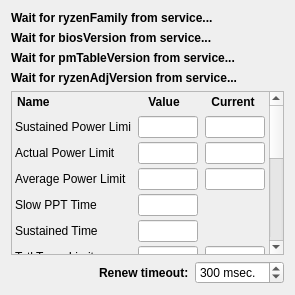
Before: the Qt Designer form CtrlInfoWidget.ui in xodj/RyzenAdjCtrl, drawn with Qt 5.
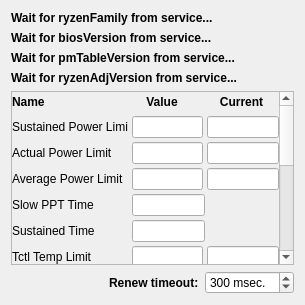
After: the same form once the commit is applied. Custom widgets are drawn as their Qt base class.

```diff
--- a/CtrlInfoWidget.ui
+++ b/CtrlInfoWidget.ui
@@ -6,14 +6,14 @@
    <rect>
     <x>0</x>
     <y>0</y>
-    <width>295</width>
-    <height>295</height>
+    <width>305</width>
+    <height>305</height>
    </rect>
   </property>
   <property name="minimumSize">
    <size>
-    <width>295</width>
-    <height>295</height>
+    <width>305</width>
+    <height>305</height>
    </size>
   </property>
   <property name="windowTitle">
@@ -92,8 +92,8 @@
        <rect>
         <x>0</x>
         <y>0</y>
-        <width>258</width>
-        <height>420</height>
+        <width>268</width>
+        <height>600</height>
        </rect>
       </property>
       <layout class="QVBoxLayout" name="verticalLayout_2">
@@ -130,12 +130,6 @@
                <height>20</height>
               </size>
              </property>
-             <property name="maximumSize">
-              <size>
-               <width>108</width>
-               <height>20</height>
-              </size>
-             </property>
              <property name="font">
               <font>
                <weight>75</weight>
@@ -160,13 +154,7 @@
             <widget class="QLabel" name="label_7">
              <property name="minimumSize">
               <size>
-               <width>60</width>
-               <height>20</height>
-              </size>
-             </property>
-             <property name="maximumSize">
-              <size>
-               <width>60</width>
+               <width>70</width>
                <height>20</height>
               </size>
              </property>
@@ -194,13 +182,7 @@
             <widget class="QLabel" name="label_8">
              <property name="minimumSize">
               <size>
-               <width>60</width>
-               <height>20</height>
-              </size>
-             </property>
-             <property name="maximumSize">
-              <size>
-               <width>60</width>
+               <width>70</width>
                <height>20</height>
               </size>
              </property>
@@ -239,12 +221,6 @@
                <height>20</height>
               </size>
              </property>
-             <property name="maximumSize">
-              <size>
-               <width>116</width>
-               <height>20</height>
-              </size>
-             </property>
              <property name="text">
               <string>Sustained Power Limit</string>
              </property>
@@ -257,16 +233,10 @@
             <widget class="QLineEdit" name="stapm_limit">
              <property name="minimumSize">
               <size>
-               <width>60</width>
+               <width>70</width>
                <height>0</height>
               </size>
              </property>
-             <property name="maximumSize">
-              <size>
-               <width>60</width>
-               <height>16777215</height>
-              </size>
-             </property>
              <property name="readOnly">
               <bool>true</bool>
              </property>
@@ -276,16 +246,10 @@
             <widget class="QLineEdit" name="stapm_value">
              <property name="minimumSize">
               <size>
-               <width>60</width>
+               <width>70</width>
                <height>0</height>
               </size>
              </property>
-             <property name="maximumSize">
-              <size>
-               <width>60</width>
-               <height>16777215</height>
-              </size>
-             </property>
              <property name="text">
               <string/>
              </property>
@@ -309,12 +273,6 @@
                <height>20</height>
               </size>
              </property>
-             <property name="maximumSize">
-              <size>
-               <width>116</width>
-               <height>20</height>
-              </size>
-             </property>
              <property name="text">
               <string>Actual Power Limit</string>
              </property>
@@ -327,16 +285,10 @@
             <widget class="QLineEdit" name="fast_limit">
              <property name="minimumSize">
               <size>
-               <width>60</width>
+               <width>70</width>
                <height>0</height>
               </size>
              </property>
-             <property name="maximumSize">
-              <size>
-               <width>60</width>
-               <height>16777215</height>
-              </size>
-             </property>
              <property name="readOnly">
               <bool>true</bool>
              </property>
@@ -346,16 +298,10 @@
             <widget class="QLineEdit" name="fast_value">
              <property name="minimumSize">
               <size>
-               <width>60</width>
+               <width>70</width>
                <height>0</height>
               </size>
              </property>
-             <property name="maximumSize">
-              <size>
-               <width>60</width>
-               <height>16777215</height>
-              </size>
-             </property>
              <property name="readOnly">
               <bool>true</bool>
              </property>
@@ -376,12 +322,6 @@
                <height>20</height>
               </size>
              </property>
-             <property name="maximumSize">
-              <size>
-               <width>116</width>
-               <height>20</height>
-              </size>
-             </property>
              <property name="text">
               <string>Average Power Limit</string>
              </property>
@@ -394,16 +334,10 @@
             <widget class="QLineEdit" name="slow_limit">
              <property name="minimumSize">
               <size>
-               <width>60</width>
+               <width>70</width>
                <height>0</height>
               </size>
              </property>
-             <property name="maximumSize">
-              <size>
-               <width>60</width>
-               <height>16777215</height>
-              </size>
-             </property>
              <property name="readOnly">
               <bool>true</bool>
              </property>
@@ -413,16 +347,10 @@
             <widget class="QLineEdit" name="slow_value">
              <property name="minimumSize">
               <size>
-               <width>60</width>
+               <width>70</width>
                <height>0</height>
               </size>
              </property>
-             <property name="maximumSize">
-              <size>
-               <width>60</width>
-               <height>16777215</height>
-              </size>
-             </property>
              <property name="readOnly">
               <bool>true</bool>
              </property>
@@ -443,12 +371,6 @@
                <height>20</height>
               </size>
              </property>
-             <property name="maximumSize">
-              <size>
-               <width>116</width>
-               <height>20</height>
-              </size>
-             </property>
              <property name="text">
               <string>Slow PPT Time</string>
              </property>
@@ -461,16 +383,10 @@
             <widget class="QLineEdit" name="slow_time">
              <property name="minimumSize">
               <size>
-               <width>60</width>
+               <width>70</width>
                <height>0</height>
               </size>
              </property>
-             <property name="maximumSize">
-              <size>
-               <width>60</width>
-               <height>16777215</height>
-              </size>
-             </property>
              <property name="readOnly">
               <bool>true</bool>
              </property>
@@ -478,15 +394,15 @@
            </item>
            <item>
             <widget class="QLabel" name="label_9">
-             <property name="minimumSize">
-              <size>
-               <width>60</width>
-               <height>20</height>
-              </size>
+             <property name="sizePolicy">
+              <sizepolicy hsizetype="Expanding" vsizetype="Preferred">
+               <horstretch>0</horstretch>
+               <verstretch>0</verstretch>
+              </sizepolicy>
              </property>
-             <property name="maximumSize">
+             <property name="minimumSize">
               <size>
-               <width>60</width>
+               <width>70</width>
                <height>20</height>
               </size>
              </property>
@@ -525,12 +441,6 @@
                <height>20</height>
               </size>
              </property>
-             <property name="maximumSize">
-              <size>
-               <width>116</width>
-               <height>20</height>
-              </size>
-             </property>
              <property name="text">
               <string>Sustained Time</string>
              </property>
@@ -543,16 +453,10 @@
             <widget class="QLineEdit" name="stapm_time">
              <property name="minimumSize">
               <size>
-               <width>60</width>
+               <width>70</width>
                <height>0</height>
               </size>
              </property>
-             <property name="maximumSize">
-              <size>
-               <width>60</width>
-               <height>16777215</height>
-              </size>
-             </property>
              <property name="readOnly">
               <bool>true</bool>
              </property>
@@ -560,15 +464,15 @@
            </item>
            <item>
             <widget class="QLabel" name="label_17">
-             <property name="minimumSize">
-              <size>
-               <width>60</width>
-               <height>20</height>
-              </size>
+             <property name="sizePolicy">
+              <sizepolicy hsizetype="Expanding" vsizetype="Preferred">
+               <horstretch>0</horstretch>
+               <verstretch>0</verstretch>
+              </sizepolicy>
              </property>
-             <property name="maximumSize">
+             <property name="minimumSize">
               <size>
-               <width>60</width>
+               <width>70</width>
                <height>20</height>
               </size>
              </property>
@@ -607,12 +511,6 @@
                <height>20</height>
               </size>
              </property>
-             <property name="maximumSize">
-              <size>
-               <width>116</width>
-               <height>20</height>
-              </size>
-             </property>
              <property name="text">
               <string>Tctl Temp Limit</string>
              </property>
@@ -625,16 +523,10 @@
             <widget class="QLineEdit" name="tctl_temp">
              <property name="minimumSize">
               <size>
-               <width>60</width>
+               <width>70</width>
                <height>0</height>
               </size>
              </property>
-             <property name="maximumSize">
-              <size>
-               <width>60</width>
-               <height>16777215</height>
-              </size>
-             </property>
              <property name="readOnly">
               <bool>true</bool>
              </property>
@@ -644,16 +536,10 @@
             <widget class="QLineEdit" name="tctl_temp_value">
              <property name="minimumSize">
               <size>
-               <width>60</width>
+               <width>70</width>
                <height>0</height>
               </size>
              </property>
-             <property name="maximumSize">
-              <size>
-               <width>60</width>
-               <height>16777215</height>
-              </size>
-             </property>
              <property name="readOnly">
               <bool>true</bool>
              </property>
```
Left out of the diff: 210 changed lines with no effect on the pictures.
